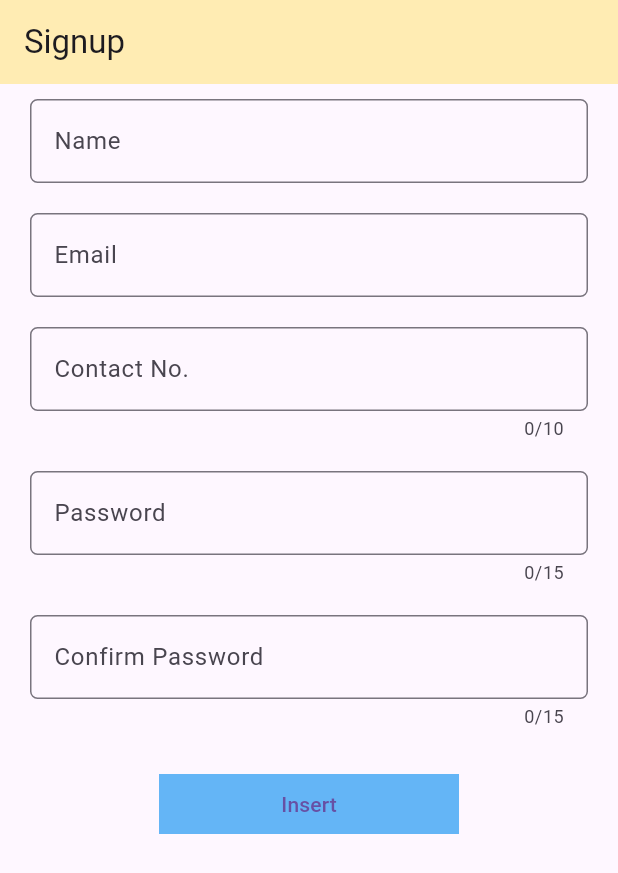
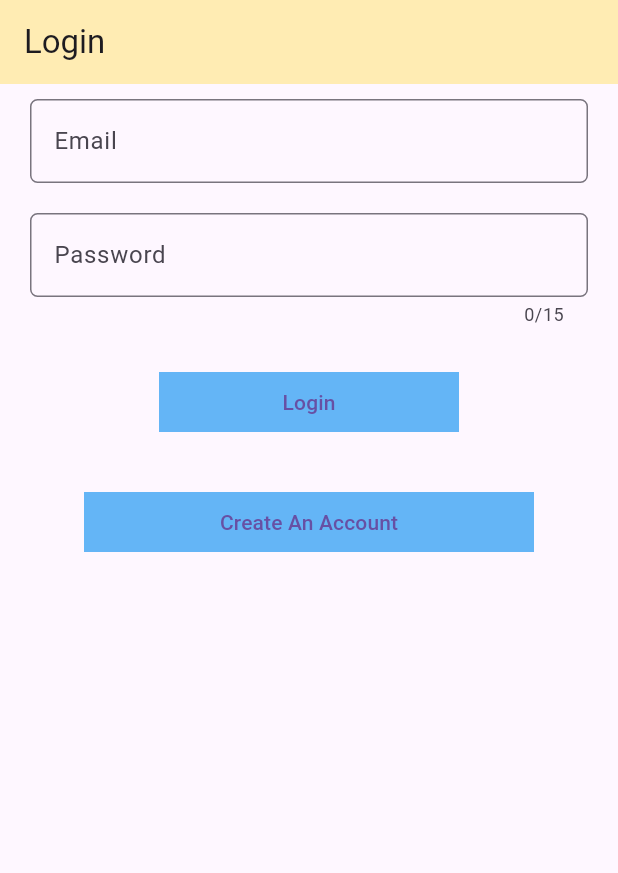
Before and after one commit to SagarKhatri24/flutter_application_ni, a Flutter app: the screen it shows after launch, on a phone screen of 412 x 824 dp. Shown: the top 873 px of the screen. Run offline on Flutter 3.47's test engine with Material 3 defaults, Android fonts, the phone set to English and light mode, and no system bars; our stand-ins replace fluttertoast, sqflite; accounts and stored records are empty.

Commit message:
Login Changes

```diff
--- /dev/null
+++ b/lib/login.dart
@@ -0,0 +1,167 @@
+import 'package:flutter/material.dart';
+import 'package:flutter_application_ni/SqliteHelper.dart';
+import 'package:flutter_application_ni/signup.dart';
+import 'package:fluttertoast/fluttertoast.dart';
+
+class LoginMain extends StatelessWidget{
+
+  @override
+  Widget build(BuildContext context) {
+    // TODO: implement build
+    //throw UnimplementedError();
+    return MaterialApp(
+      debugShowCheckedModeBanner: false,
+      home: LoginApp(),
+    );
+  }
+
+}
+
+class LoginApp extends StatefulWidget{
+
+  @override
+  LoginState createState() => LoginState();
+
+}
+
+class LoginState extends State<LoginApp>{
+
+  GlobalKey<FormState> formKey = new GlobalKey<FormState>();
+  late String sEmail,sPassword;
+  var dbHelper = SqliteHelper();
+
+  @override
+  Widget build(BuildContext context) {
+    // TODO: implement build
+    //throw UnimplementedError();
+    return Scaffold(
+      appBar: AppBar(
+        title: Text("Login"),
+        backgroundColor: Colors.amber.shade100,
+      ),
+      body: Container(
+        child: Form(
+          key: formKey,
+          child: Column(
+            children: [
+              Padding(
+                padding: const EdgeInsets.symmetric(horizontal: 20.0,vertical: 10.0),
+                child: TextFormField(
+                  keyboardType: TextInputType.emailAddress,
+                  decoration: InputDecoration(
+                    border: OutlineInputBorder(
+                      borderRadius: BorderRadius.circular(5.0),
+                    ),
+                    labelText: "Email",
+                    hintText: "Enter Email Id",
+                  ),
+                  onSaved: (value){
+                    sEmail = value!;
+                  },
+                  validator: (value){
+                    if (value!.isEmpty){
+                      return "Email Id Required";
+                    }
+                    else{
+                      return null;
+                    }
+                  },
+                ),
+              ),
+              Padding(
+                padding: const EdgeInsets.symmetric(horizontal: 20.0,vertical: 10.0),
+                child: TextFormField(
+                  keyboardType: TextInputType.text,
+                  maxLength: 15,
+                  obscureText: true,
+                  decoration: InputDecoration(
+                    border: OutlineInputBorder(
+                      borderRadius: BorderRadius.circular(5.0),
+                    ),
+                    labelText: "Password",
+                    hintText: "Enter Password",
+                  ),
+                  onSaved: (value){
+                    sPassword = value!;
+                  },
+                  validator: (value){
+                    if (value!.isEmpty){
+                      return "Password Required";
+                    }
+                    else{
+                      return null;
+                    }
+                  },
+                ),
+              ),
+              Padding(
+                padding: const EdgeInsets.symmetric(vertical: 20.0),
+                child: Container(
+                  color: Colors.blue.shade300,
+                  width: 200.0,
+                  height: 40.0,
+                  child: TextButton(
+                    onPressed: (){
+                      if(formKey.currentState!.validate()){
+                        formKey.currentState!.save();
+                          loginData(sEmail,sPassword);
+                      }
+                    },
+                    child: Text("Login")
+                  ),
+                ),
+              ),
+              Padding(
+                padding: const EdgeInsets.symmetric(vertical: 20.0),
+                child: Container(
+                  color: Colors.blue.shade300,
+                  width: 300.0,
+                  height: 40.0,
+                  child: TextButton(
+                    onPressed: (){
+                      Navigator.push(context, MaterialPageRoute(builder: (_)=>SignupApp()));
+                    },
+                    child: Text("Create An Account")
+                  ),
+                ),
+              ),
+            ],
+          ),
+        ),
+      ),
+    );
+  }
+
+  void loginData(sEmail,sPassword) async{
+
+    var listData = await dbHelper.loginData(sEmail, sPassword);
+    if(listData.length > 0){
+      print(listData);
+      print(listData.length);
+
+      var sUserId = listData[0]['userId'];
+      var sName = listData[0]['name'];
+      var sEmail = listData[0]['email'];
+      var sContact = listData[0]['contact'];
+      var sPassword = listData[0]['password'];
+
+      print(sUserId);
+      print(sName);
+      print(sEmail);
+      print(sContact);
+      print(sPassword);
+
+      Fluttertoast.showToast(
+        msg: "Login Successfully",
+        toastLength: Toast.LENGTH_SHORT
+      );
+    }
+    else{
+      Fluttertoast.showToast(
+        msg: "Login Unsuccessfully",
+        toastLength: Toast.LENGTH_SHORT
+      );
+    }
+  }
+
+}
--- a/lib/signup.dart
+++ b/lib/signup.dart
@@ -2,19 +2,19 @@ import 'package:flutter/material.dart';
 import 'package:flutter_application_ni/SqliteHelper.dart';
 import 'package:fluttertoast/fluttertoast.dart';
 
-class SignupMain extends StatelessWidget{
+// class SignupMain extends StatelessWidget{
 
-  @override
-  Widget build(BuildContext context) {
-    // TODO: implement build
-    //throw UnimplementedError();
-    return MaterialApp(
-      debugShowCheckedModeBanner: false,
-      home: SignupApp(),
-    );
-  }
+//   @override
+//   Widget build(BuildContext context) {
+//     // TODO: implement build
+//     //throw UnimplementedError();
+//     return MaterialApp(
+//       debugShowCheckedModeBanner: false,
+//       home: SignupApp(),
+//     );
+//   }
 
-}
+// }
 
 class SignupApp extends StatefulWidget{
 
@@ -192,7 +192,7 @@ class SignupState extends State<SignupApp>{
                         }
                       }
                     },
-                    child: Text("Insert")
+                    child: Text("Signup")
                   ),
                 ),
               ),
@@ -204,20 +204,30 @@ class SignupState extends State<SignupApp>{
   }
 
   void insertData(sName,sEmail,sContact,sPassword) async{
+
+    var listData = await dbHelper.checkUserData(sEmail, sContact);
+    //print(listData,listData.le);
+    if(listData.length > 0){
+      Fluttertoast.showToast(
+        msg: "You have already Registered",
+        toastLength: Toast.LENGTH_SHORT
+      );
+    }
+    else{
       Map<String,dynamic> map = {
         SqliteHelper.name : sName,
         SqliteHelper.email : sEmail,
         SqliteHelper.contact : sContact,
         SqliteHelper.password : sPassword
       };
-
       final id = await dbHelper.insertFun(map);
       print(id);
       Fluttertoast.showToast(
-      msg: "Insert Successfully",
+        msg: "Signup Successfully",
         toastLength: Toast.LENGTH_SHORT
       );
-
+      Navigator.pop(context);
+    }
   }
 
 }
--- a/lib/splash.dart
+++ b/lib/splash.dart
@@ -2,6 +2,7 @@ import 'dart:async';
 
 import 'package:flutter/material.dart';
 import 'package:flutter_application_ni/bottomNav.dart';
+import 'package:flutter_application_ni/login.dart';
 import 'package:flutter_application_ni/navigationDrawer.dart';
 import 'package:flutter_application_ni/signup.dart';
 import 'package:flutter_application_ni/tabDemo.dart';
@@ -38,7 +39,7 @@ class SplashDemo extends State<SplashApp>{
   Future<Timer> startTimer() async{
     return new Timer(Duration(seconds: 3), (){
       //Navigator.push(context, MaterialPageRoute(builder: (_)=> TabApp() ));
-      Navigator.push(context, MaterialPageRoute(builder: (_)=> SignupMain() ));
+      Navigator.push(context, MaterialPageRoute(builder: (_)=> LoginMain() ));
     });
   }
 
```
Also changed, not shown: lib/SqliteHelper.dart (+10 -0 lines). Lines whose indentation alone changed are shown as unchanged.
